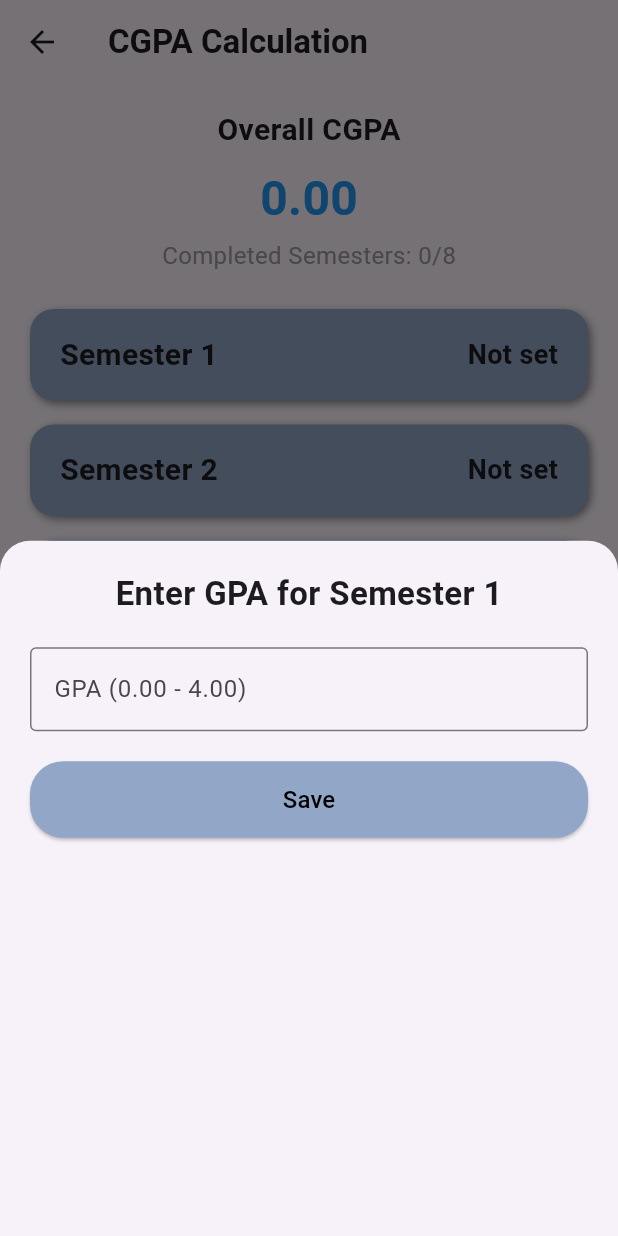
After one commit to SB-Sagor/CGPA-Calculator, a Flutter app: the SemesterCgpaScreen screen opened directly, after a tap on "Semester 1", on a phone screen of 412 x 824 dp. The commit adds this screen. Run offline on Flutter 3.47's test engine with Material 3 defaults, Android fonts, the phone set to English and light mode, and no system bars.

Commit message:
cgpa calculation added

```diff
--- a/lib/screens/cgpa_screen.dart
+++ /dev/null
@@ -1,65 +0,0 @@
-import 'package:flutter/material.dart';
-
-class CgpaScreen extends StatefulWidget {
-  const CgpaScreen({super.key});
-
-  @override
-  State<CgpaScreen> createState() => _CgpaScreenState();
-}
-
-class _CgpaScreenState extends State<CgpaScreen> {
-  final List<dynamic> items = [
-    "Semester 1",
-    "Semester 2",
-    "Semester 3",
-    "Semester 4",
-    "Semester 5",
-    "Semester 6",
-    "Semester 7",
-    "Semester 8",
-  ];
-
-  @override
-  Widget build(BuildContext context) {
-    return Scaffold(
-      appBar: AppBar(
-        title: Text(
-          "CGPA Calculation",
-          style: TextStyle(fontWeight: FontWeight.bold, fontSize: 22),
-        ),
-      ),
-      body: Center(
-        child: ListView.builder(
-          shrinkWrap: true,
-          itemCount: items.length,
-          itemBuilder: (context, index) {
-            return InkWell(
-              onTap: () {},
-              child: Container(
-                margin: EdgeInsets.symmetric(horizontal: 20, vertical: 10),
-                padding: EdgeInsets.symmetric(vertical: 14),
-                decoration: BoxDecoration(
-                  color: Color(0xFF92A7C7),
-                  borderRadius: BorderRadius.circular(16),
-                  boxShadow: [
-                    BoxShadow(
-                      color: Colors.black45,
-                      blurRadius: 4,
-                      offset: Offset(2, 2),
-                    ),
-                  ],
-                ),
-                child: Center(
-                  child: Text(
-                    items[index],
-                    style: TextStyle(fontSize: 28, fontWeight: FontWeight.bold),
-                  ),
-                ),
-              ),
-            );
-          },
-        ),
-      ),
-    );
-  }
-}
--- a/lib/screens/home_screen.dart
+++ b/lib/screens/home_screen.dart
@@ -1,5 +1,5 @@
-import 'package:cgpa/screens/cgpa_screen.dart';
 import 'package:cgpa/screens/gpa_screen.dart';
+import 'package:cgpa/screens/semester_cgpa_screen.dart';
 import 'package:cgpa/theme_provider.dart';
 import 'package:flutter/material.dart';
 import 'package:provider/provider.dart';
@@ -56,7 +56,7 @@ class _HomeScreenState extends State<HomeScreen> {
                 } else {
                   Navigator.push(
                     context,
-                    MaterialPageRoute(builder: (context) => CgpaScreen()),
+                    MaterialPageRoute(builder: (context) => SemesterCgpaScreen()),
                   );
                 }
               },
--- /dev/null
+++ b/lib/screens/semester_cgpa_screen.dart
@@ -0,0 +1,207 @@
+import 'package:flutter/material.dart';
+
+class SemesterCgpaScreen extends StatefulWidget {
+  const SemesterCgpaScreen({super.key});
+
+  @override
+  State<SemesterCgpaScreen> createState() => _SemesterCgpaScreenState();
+}
+
+class _SemesterCgpaScreenState extends State<SemesterCgpaScreen> {
+  final List<String> items = [
+    "Semester 1",
+    "Semester 2",
+    "Semester 3",
+    "Semester 4",
+    "Semester 5",
+    "Semester 6",
+    "Semester 7",
+    "Semester 8",
+  ];
+
+  List<double?> semesterGPAs = List.filled(8, null);
+
+  double calculateCGPA() {
+    double totalGradePoints = 0;
+    int completedSemesters = 0;
+
+    for (int i = 0; i < semesterGPAs.length; i++) {
+      if (semesterGPAs[i] != null) {
+        totalGradePoints += semesterGPAs[i]!;
+        completedSemesters++;
+      }
+    }
+
+    return completedSemesters > 0 ? totalGradePoints / completedSemesters : 0.0;
+  }
+
+  void _showGPABottomSheet(int index) {
+    TextEditingController gpaController = TextEditingController();
+    double? currentGPA = semesterGPAs[index];
+
+    if (currentGPA != null) {
+      gpaController.text = currentGPA.toStringAsFixed(2);
+    }
+
+    showModalBottomSheet(
+      context: context,
+      // isScrollControlled: true,
+      // Full page showing bottom sheet
+      shape: RoundedRectangleBorder(
+        borderRadius: BorderRadius.vertical(top: Radius.circular(20)),
+      ),
+      builder: (context) => Container(
+        padding: EdgeInsets.all(20),
+
+        child: Column(
+          // mainAxisSize: MainAxisSize.min,
+          children: [
+            Text(
+              "Enter GPA for ${items[index]}",
+              style: TextStyle(fontSize: 22, fontWeight: FontWeight.bold),
+            ),
+            SizedBox(height: 20),
+            TextField(
+              controller: gpaController,
+              keyboardType: TextInputType.numberWithOptions(decimal: true),
+              decoration: InputDecoration(
+                labelText: "GPA (0.00 - 4.00)",
+                border: OutlineInputBorder(),
+                hintText: "e.g. 3.75, 3.50",
+              ),
+            ),
+            SizedBox(height: 20),
+            Row(
+              children: [
+                Expanded(
+                  child: ElevatedButton(
+                    style: ElevatedButton.styleFrom(
+                      backgroundColor: Color(0xFF92A7C7),
+                      shape: RoundedRectangleBorder(
+                        borderRadius: BorderRadius.circular(22),
+                      ),
+                      padding: EdgeInsets.symmetric(vertical: 14),
+                    ),
+                    onPressed: () {
+                      double? gpa = double.tryParse(gpaController.text);
+                      if (gpa != null && gpa >= 0.0 && gpa <= 4.0) {
+                        setState(() {
+                          semesterGPAs[index] = gpa;
+                        });
+                        Navigator.pop(context);
+                      } else {
+                        ScaffoldMessenger.of(context).showSnackBar(
+                          SnackBar(
+                            content: Text(
+                              "Please enter a valid GPA (0.00 - 4.00)",
+                            ),
+                          ),
+                        );
+                      }
+                    },
+                    child: Text(
+                      "Save",
+                      style: TextStyle(fontSize: 16, color: Colors.black),
+                    ),
+                  ),
+                ),
+              ],
+            ),
+            SizedBox(height: 20),
+          ],
+        ),
+      ),
+    );
+  }
+
+  @override
+  Widget build(BuildContext context) {
+    double cgpa = calculateCGPA();
+    int completedSemesters = semesterGPAs.where((gpa) => gpa != null).length;
+
+    return Scaffold(
+      appBar: AppBar(
+        title: Text(
+          "CGPA Calculation",
+          style: TextStyle(fontWeight: FontWeight.bold, fontSize: 22),
+        ),
+      ),
+      body: Column(
+        children: [
+          Container(
+            margin: EdgeInsets.all(16),
+            child: Column(
+              children: [
+                Text(
+                  "Overall CGPA",
+                  style: TextStyle(fontSize: 20, fontWeight: FontWeight.bold),
+                ),
+                SizedBox(height: 8),
+                Text(
+                  cgpa.toStringAsFixed(2),
+                  style: TextStyle(
+                    fontSize: 32,
+                    fontWeight: FontWeight.bold,
+                    color: Colors.blue,
+                  ),
+                ),
+                SizedBox(height: 4),
+                Text(
+                  "Completed Semesters: $completedSemesters/8",
+                  style: TextStyle(fontSize: 16, color: Colors.grey),
+                ),
+              ],
+            ),
+          ),
+
+          Expanded(
+            child: ListView.builder(
+              itemCount: items.length,
+              itemBuilder: (context, index) {
+                return InkWell(
+                  onTap: () {
+                    _showGPABottomSheet(index);
+                  },
+                  child: Container(
+                    margin: EdgeInsets.symmetric(horizontal: 20, vertical: 8),
+                    padding: EdgeInsets.symmetric(vertical: 16, horizontal: 20),
+                    decoration: BoxDecoration(
+                      color: Color(0xFF92A7C7),
+                      borderRadius: BorderRadius.circular(16),
+                      boxShadow: [
+                        BoxShadow(
+                          color: Colors.black45,
+                          blurRadius: 4,
+                          offset: Offset(2, 2),
+                        ),
+                      ],
+                    ),
+                    child: Row(
+                      mainAxisAlignment: MainAxisAlignment.spaceBetween,
+                      children: [
+                        Text(
+                          items[index],
+                          style: TextStyle(
+                            fontSize: 20,
+                            fontWeight: FontWeight.bold,
+                          ),
+                        ),
+                        Text(
+                          semesterGPAs[index]?.toStringAsFixed(2) ?? "Not set",
+                          style: TextStyle(
+                            fontSize: 18,
+                            fontWeight: FontWeight.bold,
+                          ),
+                        ),
+                      ],
+                    ),
+                  ),
+                );
+              },
+            ),
+          ),
+        ],
+      ),
+    );
+  }
+}
--- a/lib/screens/semester_gpa_screen.dart
+++ b/lib/screens/semester_gpa_screen.dart
@@ -13,8 +13,7 @@ class SemesterGpaScreen extends StatefulWidget {
 class _SemesterGpaScreenState extends State<SemesterGpaScreen> {
   late List<Map<String, dynamic>> subjects;
   late List<TextEditingController> gradeControllers;
-  late List<double?> selectedGrades; // Declare here
-
+  List<double?> selectedGrades = [];
   final List<Map<String, dynamic>> gradeOptions = [
     {'label': 'A+', 'value': 4.00},
     {'label': 'A', 'value': 3.75},
@@ -28,6 +27,7 @@ class _SemesterGpaScreenState extends State<SemesterGpaScreen> {
     {'label': 'F', 'value': 0.00},
   ];
 
+  @override
   @override
   void initState() {
     super.initState();
```
